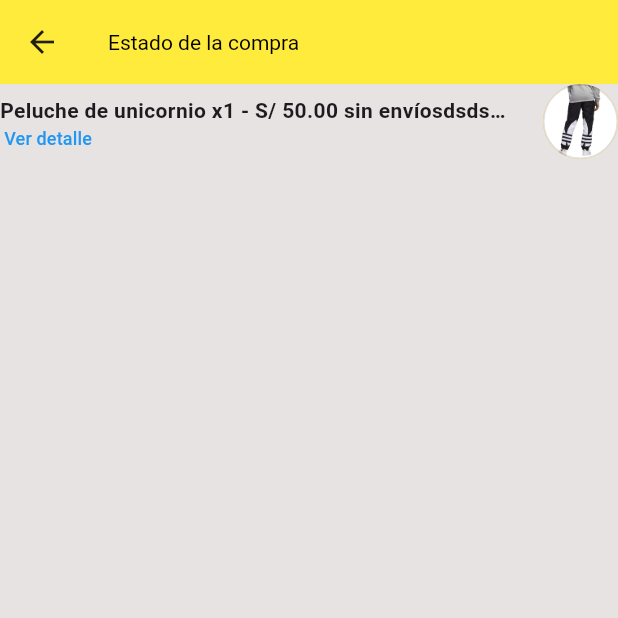
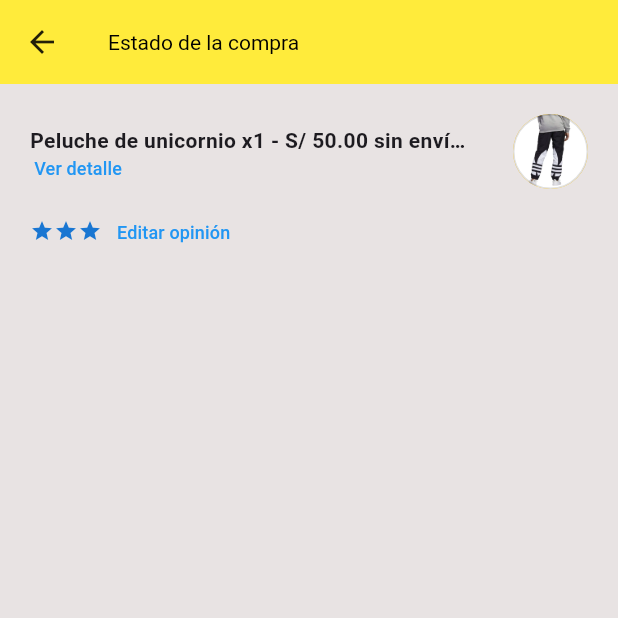
Before and after one commit to paredes09/iqts_store, a Flutter app: the EstadoCompraPage screen opened by its route, on a phone screen of 412 x 824 dp, the top half of it. Run offline on Flutter 3.47's test engine with Material 3 defaults, Android fonts, the light colour scheme and no system bars; our stand-ins replace carousel_slider, get, hugeicons, smooth_page_indicator; network calls fail.

Commit message:
UPDATE SDK, FIT ICONS AND VIEW ESTADO COMPRA

```diff
--- a/lib/ui/global/botones/text_global_button.dart
+++ b/lib/ui/global/botones/text_global_button.dart
@@ -4,7 +4,7 @@ TextButton globalTextButton(Function()? onpress, String texto) {
   return TextButton(
     onPressed: () {},
     style: const ButtonStyle(
-      padding: MaterialStatePropertyAll(EdgeInsets.zero),
+      padding: WidgetStatePropertyAll(EdgeInsets.zero),
     ),
     child: Text(
       texto,
--- a/lib/ui/views/compras/componentes/tarjeta_compra.dart
+++ b/lib/ui/views/compras/componentes/tarjeta_compra.dart
@@ -1,5 +1,4 @@
 import 'package:flutter/material.dart';
-import 'package:flutter/widgets.dart';
 import 'package:get/get.dart';
 import 'package:iqts_store/ui/global/botones/text_global_button.dart';
 
@@ -46,7 +45,6 @@ SizedBox tarjetaEstadoCompra() {
                         decoration: BoxDecoration(
                             borderRadius: BorderRadius.circular(5),
                             border: Border.all(color: Colors.black12),
-                            color: Colors.amber,
                             image: const DecorationImage(
                                 image: AssetImage('assets/ejemplo.webp'))),
                         height: 70,
--- a/lib/ui/views/compras/pages/estado_compra_page.dart
+++ b/lib/ui/views/compras/pages/estado_compra_page.dart
@@ -17,7 +17,9 @@ class EstadoCompraPage extends GetView {
           width: double.infinity,
           child: Column(
             children: [
-              Row(
+              Padding(
+                padding: const EdgeInsets.all(20.0),
+                child: Row(
                   mainAxisAlignment: MainAxisAlignment.start,
                   children: [
                     const Expanded(
@@ -36,7 +38,7 @@ class EstadoCompraPage extends GetView {
                                   onPressed: null,
                                   style: ButtonStyle(
                                     padding:
-                                      MaterialStatePropertyAll(EdgeInsets.zero),
+                                        WidgetStatePropertyAll(EdgeInsets.zero),
                                   ),
                                   child: Text(
                                     'Ver detalle',
@@ -48,7 +50,7 @@ class EstadoCompraPage extends GetView {
                       ),
                     ),
                     const SizedBox(
-                    width: 20,
+                      width: 25,
                     ),
                     Container(
                       height: 50,
@@ -61,6 +63,35 @@ class EstadoCompraPage extends GetView {
                               image: AssetImage('assets/ejemplo.webp'))),
                     )
                   ],
+                ),
+              ),
+              Padding(
+                padding: const EdgeInsets.symmetric(horizontal: 20),
+                child: Row(
+                  children: [
+                    Icon(Icons.star_outlined,
+                        size: 16, color: Colors.blue.shade700),
+                    Icon(Icons.star_outlined,
+                        size: 16, color: Colors.blue.shade700),
+                    Icon(Icons.star_outlined,
+                        size: 16, color: Colors.blue.shade700),
+                    const SizedBox(
+                      width: 10,
+                    ),
+                    const SizedBox(
+                        height: 15,
+                        child: TextButton(
+                          onPressed: null,
+                          style: ButtonStyle(
+                            padding: WidgetStatePropertyAll(EdgeInsets.zero),
+                          ),
+                          child: Text(
+                            'Editar opinión',
+                            style: TextStyle(fontSize: 12),
+                          ),
+                        )),
+                  ],
+                ),
               )
             ],
           ),
--- a/lib/ui/views/usuario/componentes/opciones.dart
+++ b/lib/ui/views/usuario/componentes/opciones.dart
@@ -1,6 +1,8 @@
 import 'package:flutter/material.dart';
+import 'package:hugeicons/hugeicons.dart';
 
-InkWell listTitleOpciones(String titulo, Icon icono, Function()? pressionar) {
+InkWell listTitleOpciones(
+    String titulo, HugeIcon icono, Function()? pressionar, Color? color) {
   return InkWell(
     onTap: pressionar,
     child: Container(
@@ -10,7 +12,7 @@ InkWell listTitleOpciones(String titulo, Icon icono, Function()? pressionar) {
           children: [
             CircleAvatar(
               radius: 18,
-              backgroundColor: Colors.grey[200],
+              backgroundColor: color ?? Colors.blue.shade500,
               child: icono,
             ),
             const SizedBox(
--- a/pubspec.yaml
+++ b/pubspec.yaml
@@ -19,7 +19,7 @@ publish_to: 'none' # Remove this line if you wish to publish to pub.dev
 version: 1.0.0+1
 
 environment:
-  sdk: '>=3.1.1 <4.0.0'
+  sdk: '>=3.4.1 <4.0.0'
 
 # Dependencies specify other packages that your package needs in order to work.
 # To automatically upgrade your package dependencies to the latest versions
@@ -38,10 +38,10 @@ dependencies:
   get: ^4.6.6
   equatable: ^2.0.5
   http: ^1.1.0
-  carousel_slider: ^4.2.1
   dots_indicator: ^3.0.0
   smooth_page_indicator: ^1.1.0
   hugeicons: ^0.0.7
+  carousel_slider: ^5.0.0
 dev_dependencies:
   flutter_test:
     sdk: flutter
```
Also changed, not shown: lib/ui/global/colores/themes/dark_theme.dart (+5 -13 lines), lib/ui/global/widgets/drawer.dart (+35 -16 lines), lib/ui/views/compras/pages/compra_page.dart (+6 -3 lines), lib/ui/views/detalles_productos/pages/producto_page.dart (+29 -4 lines), lib/ui/views/usuario/pages/user_page.dart (+57 -25 lines), assets/ICONS/DRAWER/home.svg (deleted), pubspec.lock. Lines whose indentation alone changed are shown as unchanged.
